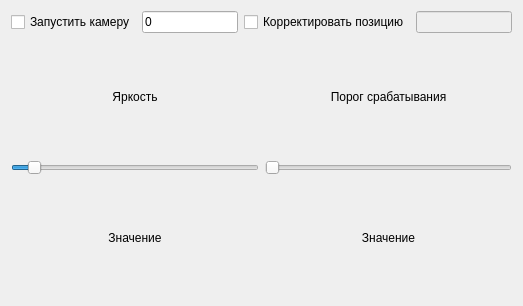
First picture: the form in image_process.ui, repository CMIDnavigation/Test, before the edit.
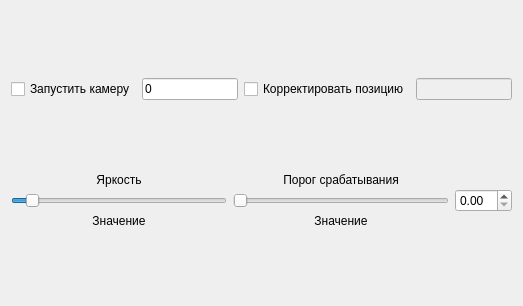
Second picture: the form after the edit.

Diff of the .ui file:
```diff
--- a/image_process.ui
+++ b/image_process.ui
@@ -125,6 +125,9 @@
        </item>
       </layout>
      </item>
+     <item>
+      <widget class="QDoubleSpinBox" name="spin_intensivity"/>
+     </item>
     </layout>
    </item>
    <item>
```
Left out of the diff: 4 changed lines with no effect on the pictures.
